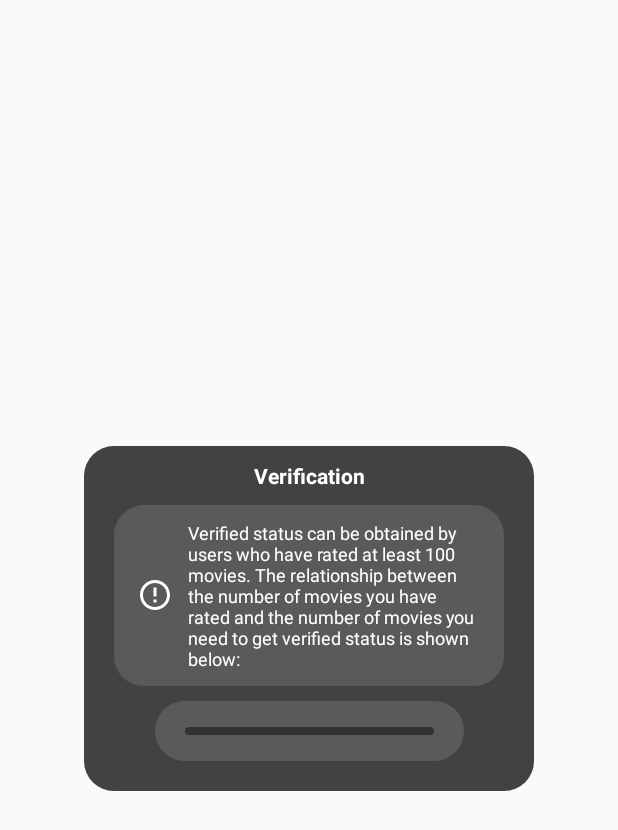
After one commit to KolyaFedorenko/StormWatch, an Android app: the layout verification_dialog.xml on its own in the app's theme, with its tools: preview values and no code run, on a phone screen of 412 x 824 dp. The commit adds this screen. Shown: the top 830 px of the screen. Run offline under Robolectric (Android 15) with nearby library versions, the phone set to English and light mode, and no system bars.

Commit message:
Finished with verification

```diff
--- a/app/src/main/res/layout/fragment_profile.xml
+++ b/app/src/main/res/layout/fragment_profile.xml
@@ -81,7 +81,7 @@
                 android:id="@+id/clVerification"
                 android:layout_width="match_parent"
                 android:layout_height="50dp"
-                app:layout_constraintTop_toBottomOf="@id/clProfile"
+                app:layout_constraintTop_toBottomOf="@id/clAppUsage"
                 android:background="@drawable/rounded_background"
                 android:layout_marginTop="10dp"
                 android:layout_marginHorizontal="15dp">
@@ -144,7 +144,7 @@
                 android:id="@+id/clChangePassword"
                 android:layout_width="match_parent"
                 android:layout_height="50dp"
-                app:layout_constraintTop_toBottomOf="@id/clAppUsage"
+                app:layout_constraintTop_toBottomOf="@id/clVerification"
                 android:background="@drawable/rounded_background"
                 android:layout_marginTop="10dp"
                 android:layout_marginHorizontal="15dp">
@@ -206,7 +206,7 @@
                 android:id="@+id/clFavoriteMovies"
                 android:layout_width="match_parent"
                 android:layout_height="wrap_content"
-                app:layout_constraintTop_toBottomOf="@id/clVerification"
+                app:layout_constraintTop_toBottomOf="@id/clProfile"
                 app:layout_constraintStart_toStartOf="parent"
                 app:layout_constraintEnd_toEndOf="parent"
                 android:background="@drawable/rounded_background"
--- /dev/null
+++ b/app/src/main/res/layout/verification_dialog.xml
@@ -0,0 +1,98 @@
+<?xml version="1.0" encoding="utf-8"?>
+<androidx.constraintlayout.widget.ConstraintLayout xmlns:android="http://schemas.android.com/apk/res/android"
+    android:layout_width="match_parent"
+    android:layout_height="match_parent"
+    xmlns:app="http://schemas.android.com/apk/res-auto">
+
+    <androidx.constraintlayout.widget.ConstraintLayout
+        android:layout_width="300dp"
+        android:layout_height="wrap_content"
+        app:layout_constraintTop_toTopOf="parent"
+        app:layout_constraintBottom_toBottomOf="parent"
+        app:layout_constraintStart_toStartOf="parent"
+        app:layout_constraintEnd_toEndOf="parent"
+        android:background="@drawable/rounded_background"
+        android:paddingTop="10dp"
+        android:paddingBottom="20dp"
+        android:animateLayoutChanges="true">
+
+        <TextView
+            android:id="@+id/dialogTextVerification"
+            android:layout_width="wrap_content"
+            android:layout_height="wrap_content"
+            app:layout_constraintTop_toTopOf="parent"
+            app:layout_constraintStart_toStartOf="parent"
+            app:layout_constraintEnd_toEndOf="parent"
+            android:text="@string/verification"
+            android:textStyle="bold"
+            android:textColor="@color/white"/>
+
+        <TextView
+            android:id="@+id/dialogTextAboutVerification"
+            android:layout_width="match_parent"
+            android:layout_height="wrap_content"
+            app:layout_constraintTop_toBottomOf="@id/dialogTextVerification"
+            android:background="@drawable/rounded_background_light"
+            android:layout_marginTop="10dp"
+            android:text="@string/about_verified_status"
+            android:textColor="@color/white"
+            android:textSize="12sp"
+            android:drawableStart="@drawable/ic_caution"
+            android:drawableTint="@color/white"
+            android:drawablePadding="10dp"
+            android:paddingHorizontal="15dp"
+            android:paddingVertical="10dp"
+            android:layout_marginHorizontal="20dp"/>
+
+        <androidx.constraintlayout.widget.ConstraintLayout
+            android:id="@+id/clVerificationProgress"
+            android:layout_width="wrap_content"
+            android:layout_height="40dp"
+            app:layout_constraintTop_toBottomOf="@id/dialogTextAboutVerification"
+            app:layout_constraintStart_toStartOf="parent"
+            app:layout_constraintEnd_toEndOf="parent"
+            android:background="@drawable/rounded_background_light"
+            android:layout_marginTop="10dp"
+            android:paddingHorizontal="20dp"
+            android:animateLayoutChanges="true">
+
+            <com.google.android.material.progressindicator.LinearProgressIndicator
+                android:id="@+id/dialogProgressVerification"
+                android:layout_width="166dp"
+                android:layout_height="wrap_content"
+                app:layout_constraintTop_toTopOf="parent"
+                app:layout_constraintBottom_toBottomOf="parent"
+                app:layout_constraintStart_toStartOf="parent"
+                app:trackThickness="5dp"
+                android:progress="0"
+                app:trackColor="@color/progressBarBack"
+                app:indicatorColor="@color/yellow"
+                app:trackCornerRadius="50dp"/>
+
+            <TextView
+                android:id="@+id/dialogTextRelation"
+                android:layout_width="wrap_content"
+                android:layout_height="wrap_content"
+                app:layout_constraintTop_toTopOf="parent"
+                app:layout_constraintBottom_toBottomOf="parent"
+                app:layout_constraintStart_toEndOf="@id/dialogProgressVerification"
+                android:text="@string/relation"
+                android:textColor="@color/white"
+                android:textSize="12sp"
+                android:layout_marginStart="10dp"
+                android:visibility="gone"/>
+        </androidx.constraintlayout.widget.ConstraintLayout>
+
+        <Button
+            android:id="@+id/dialogButtonVerify"
+            android:layout_width="match_parent"
+            android:layout_height="40dp"
+            app:layout_constraintTop_toBottomOf="@id/clVerificationProgress"
+            android:text="@string/verify_my_account"
+            android:textSize="12sp"
+            android:background="@drawable/rounded_button_black"
+            android:layout_marginTop="10dp"
+            android:layout_marginHorizontal="20dp"
+            android:visibility="gone"/>
+    </androidx.constraintlayout.widget.ConstraintLayout>
+</androidx.constraintlayout.widget.ConstraintLayout>
--- a/app/src/main/res/values/strings.xml
+++ b/app/src/main/res/values/strings.xml
@@ -42,4 +42,12 @@
     <string name="password_change_instruction">Enter a new password in the text field
         below and confirm it, then click the change password button</string>
     <string name="tag">\@%1$s</string>
+    <string name="verification">Verification</string>
+    <string name="about_verified_status">Verified status can be obtained by users who have
+        rated at least 100 movies. The relationship between the number of movies you have
+        rated and the number of movies you need to get verified status is shown below:</string>
+    <string name="relation">%1$d/100</string>
+    <string name="account_already_verified">Your account has already been verified. If you want
+        to remove the verified status, click on the button below.</string>
+    <string name="remove_the_verified_status">Remove the verified status</string>
 </resources>
```
Also changed, not shown: app/src/main/java/com/example/moviereviewer/ProfileFragment.java (+4 -4 lines), app/src/main/java/com/example/moviereviewer/VerificationDialog.java (added, +85 -0 lines).
